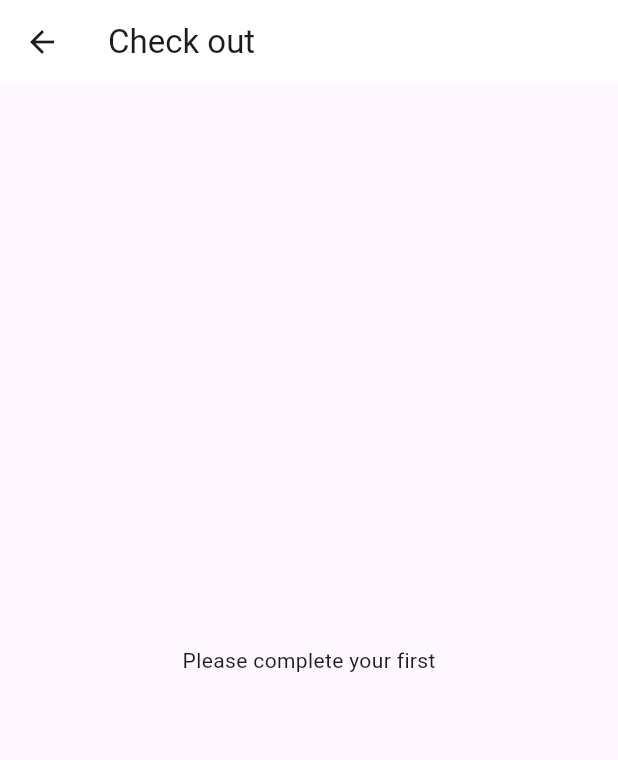
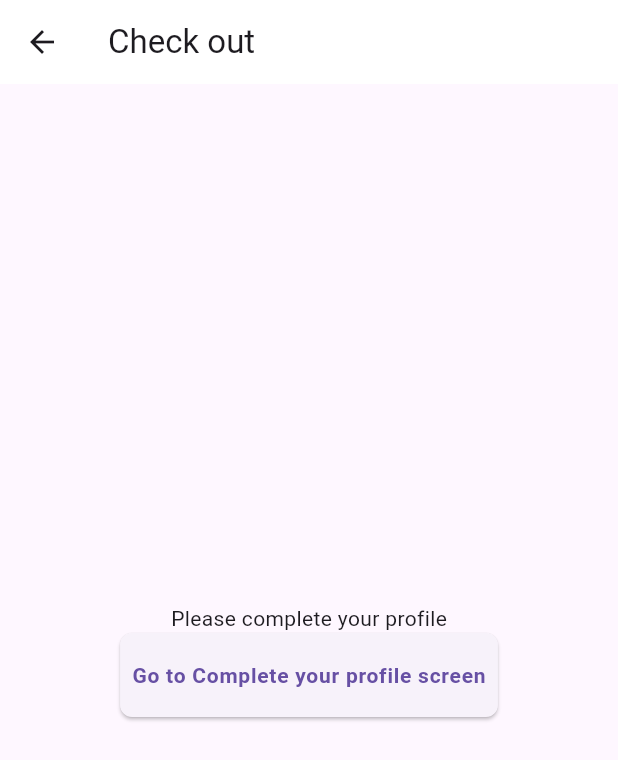
Before and after one commit to Rakib-Hasan25/CraftBay, a Flutter app: the CheckOutScreen screen opened directly, on a phone screen of 412 x 824 dp. Shown: the top 760 px of the screen. Run offline on Flutter 3.47's test engine with Material 3 defaults, Android fonts, the phone set to English and light mode, and no system bars; our stand-ins replace carousel_slider, connectivity_plus, get, pin_code_fields, shared_preferences, webview_flutter; accounts and stored records are empty; network calls fail.

Commit message:
error solve

```diff
--- a/lib/presentation/ui/screens/checkout_screen.dart
+++ b/lib/presentation/ui/screens/checkout_screen.dart
@@ -1,9 +1,10 @@
-
 import 'package:ecommerce/data/model/PaymentMethod.dart';
 import 'package:ecommerce/presentation/state_holders/create_invoice_controller.dart';
+import 'package:ecommerce/presentation/ui/screens/auth/complete_profile_screen.dart';
 import 'package:ecommerce/presentation/ui/screens/webview_screen.dart';
 import 'package:flutter/material.dart';
 import 'package:get/get.dart';
+
 class CheckOutScreen extends StatefulWidget {
   const CheckOutScreen({super.key});
 
@@ -12,8 +13,6 @@ class CheckOutScreen extends StatefulWidget {
 }
 
 class _CheckOutScreenState extends State<CheckOutScreen> {
-
-
   bool isCompleted = false;
   @override
   void initState() {
@@ -21,53 +20,68 @@ class _CheckOutScreenState extends State<CheckOutScreen> {
     WidgetsBinding.instance.addPostFrameCallback((_) {
       Get.find<CreateInvoiceController>().createInvoice().then((value) {
         isCompleted = value;
-        if(mounted) {
-          setState(() {
+        if (mounted) {
+          setState(() {});
+        }
       });
-        }
-      }
-
-      );
     });
     super.initState();
   }
+
   @override
   Widget build(BuildContext context) {
     return Scaffold(
         appBar: AppBar(
           title: Text("Check out"),
         ),
-      body: GetBuilder<CreateInvoiceController>(
-        builder: (controller) {
-          if(controller.inProgress){
+        body: GetBuilder<CreateInvoiceController>(builder: (controller) {
+          if (controller.inProgress) {
             return Center(
               child: CircularProgressIndicator(),
             );
           }
-          if(!isCompleted){
+          if (!isCompleted) {
             return Center(
-              child: Text('Please complete your first'),
-            );
+                child: Column(
+              mainAxisAlignment: MainAxisAlignment.center,
+              children: [
+                Text('Please complete your profile'),
+                ElevatedButton(
+                    onPressed: () {
+                      Get.to(CompleteProfileScreen());
+                    },
+                    child: Padding(
+                      padding: const EdgeInsets.all(8.0),
+                      child: Text("Go to Complete your profile screen"),
+                    ))
+              ],
+            ));
           }
           return ListView.separated(
-              itemCount: controller.invoiceCreateResponseModel?.paymentMethod?.length??0,
-              itemBuilder: (context,index){
-                final PaymentMethod paymentMethod = controller.invoiceCreateResponseModel!.paymentMethod![index];//kokono null hobe na
+            itemCount:
+                controller.invoiceCreateResponseModel?.paymentMethod?.length ??
+                    0,
+            itemBuilder: (context, index) {
+              final PaymentMethod paymentMethod = controller
+                  .invoiceCreateResponseModel!
+                  .paymentMethod![index]; //kokono null hobe na
               return ListTile(
-                  leading: Image.network(paymentMethod.logo??'',width: 60,),
+                leading: Image.network(
+                  paymentMethod.logo ?? '',
+                  width: 60,
+                ),
                 title: Text(paymentMethod.name ?? ''),
-                  onTap: (){
-                    Get.off(()=>WebView(paymentUrl:paymentMethod.redirectGatewayURL!,));
+                onTap: () {
+                  Get.off(() => WebView(
+                        paymentUrl: paymentMethod.redirectGatewayURL!,
+                      ));
                 },
               );
             },
-              separatorBuilder: (_,__){
+            separatorBuilder: (_, __) {
               return const Divider();
             },
-
           );
-        }
-      )
-    );
+        }));
   }
 }
--- a/lib/presentation/ui/widgets/custon_stepper.dart
+++ b/lib/presentation/ui/widgets/custon_stepper.dart
@@ -1,6 +1,7 @@
 import 'package:ecommerce/presentation/ui/utlis/color_palette.dart';
 import 'package:flutter/material.dart';
 
+// ignore: must_be_immutable
 class CustomStepper extends StatefulWidget {
   CustomStepper(
       {super.key,
@@ -35,7 +36,7 @@ class _CustomStepperState extends State<CustomStepper> {
             InkWell(
               borderRadius: BorderRadius.circular(30),
               child: Container(
-                padding: EdgeInsets.all(4),
+                padding: const EdgeInsets.all(4),
                 decoration: BoxDecoration(
                   color: ColorPalette.primaryColor,
                   borderRadius: BorderRadius.circular(2)
```
Also changed, not shown: lib/presentation/ui/screens/auth/complete_profile_screen.dart (+7 -3 lines), lib/presentation/ui/screens/home_screen.dart (+18 -15 lines), pubspec.lock. Lines whose indentation alone changed are shown as unchanged.
